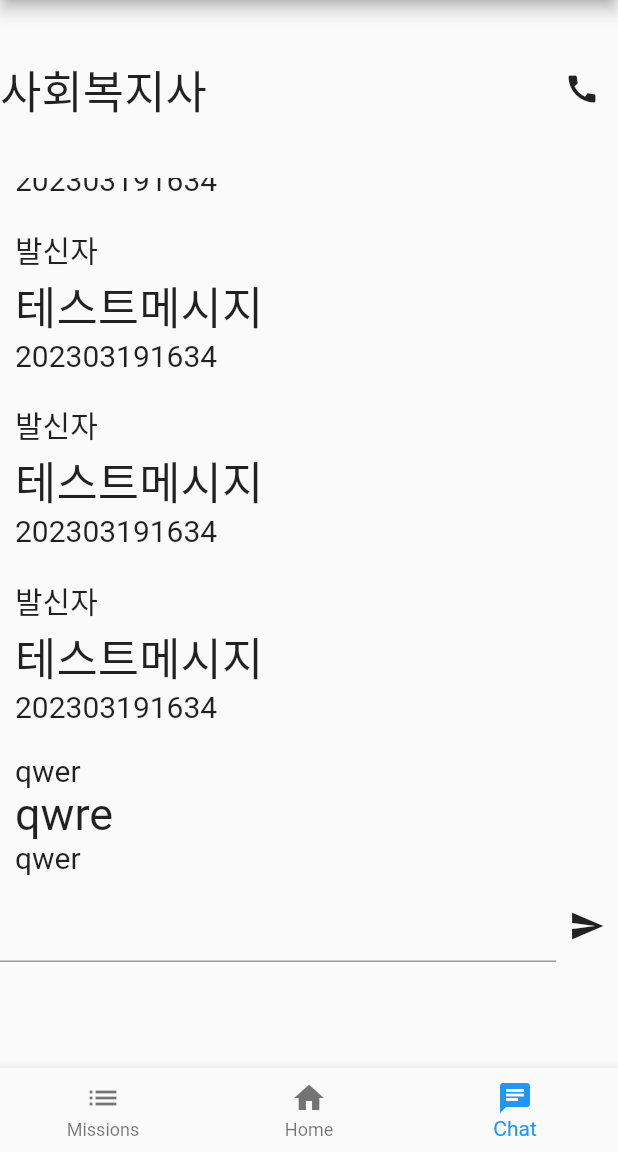
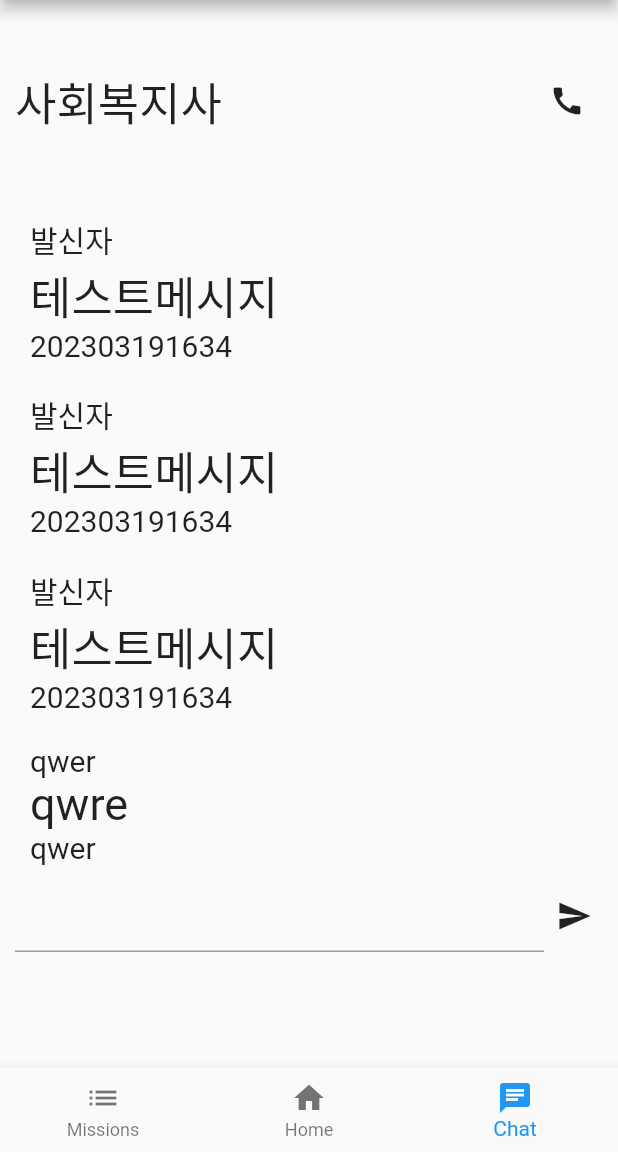
Before and after one commit to GDSC-CAU/Wiro-Flutter-App, a Flutter app: the screen it shows once a user with an empty profile is signed in, item 3 of the bottom bar chosen, on a phone screen of 412 x 824 dp, the part 84-1236 px from its top. Run offline on Flutter 3.47's test engine with Material 2 defaults, Android fonts, the phone set to English and light mode, and no system bars; our stand-ins replace firebase_auth, firebase_core, google_sign_in; accounts and stored records are empty; generated files the repository leaves out were written again.

Commit message:
Update Chat Page : Adjust Chat Info Element Layout

```diff
--- a/lib/pages/Chat.dart
+++ b/lib/pages/Chat.dart
@@ -5,12 +5,16 @@ class ChatPage extends StatelessWidget {
 
   @override
   Widget build(BuildContext context) {
-    return Column(
+    return
+      Padding(
+          padding: const EdgeInsets.all(10.0),
+          child: Column(
             children: const [
               Flexible(flex: 1, child: ChatInfo()),
               Flexible(flex: 4, child: ChatHistory()),
               Flexible(flex: 1, child: ChatInput()),
             ]
+          )
       );
   }
 }
```
Lines whose indentation alone changed are shown as unchanged.
